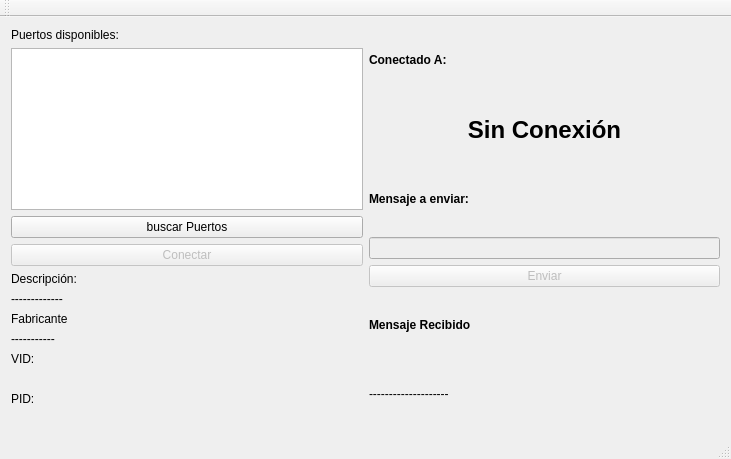
Old version of the form mainwindow.ui in the repository omarCamargo/serialPortQt.
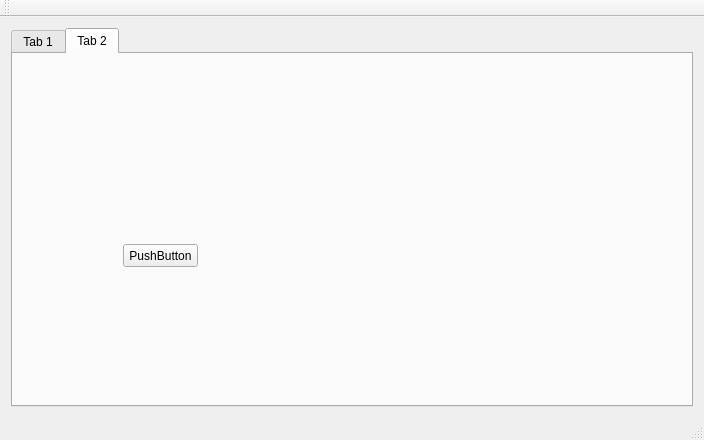
New version of the form.

Commit message: nwe button added to the second tab

The edit to the form file:
```diff
--- a/mainwindow.ui
+++ b/mainwindow.ui
@@ -6,8 +6,8 @@
    <rect>
     <x>0</x>
     <y>0</y>
-    <width>731</width>
-    <height>459</height>
+    <width>704</width>
+    <height>440</height>
    </rect>
   </property>
   <property name="windowTitle">
@@ -16,6 +16,14 @@
   <widget class="QWidget" name="centralWidget">
    <layout class="QHBoxLayout" name="horizontalLayout_2">
     <item>
+     <widget class="QTabWidget" name="tabWidget">
+      <property name="currentIndex">
+       <number>1</number>
+      </property>
+      <widget class="QWidget" name="tab">
+       <attribute name="title">
+        <string>Tab 1</string>
+       </attribute>
      <layout class="QHBoxLayout" name="horizontalLayout">
       <item>
        <layout class="QVBoxLayout" name="verticalLayout_2">
@@ -199,6 +207,26 @@
        </layout>
       </item>
      </layout>
+      </widget>
+      <widget class="QWidget" name="tab_2">
+       <attribute name="title">
+        <string>Tab 2</string>
+       </attribute>
+       <widget class="QPushButton" name="pushButton">
+        <property name="geometry">
+         <rect>
+          <x>110</x>
+          <y>190</y>
+          <width>75</width>
+          <height>23</height>
+         </rect>
+        </property>
+        <property name="text">
+         <string>PushButton</string>
+        </property>
+       </widget>
+      </widget>
+     </widget>
     </item>
    </layout>
    <zorder></zorder>
```
Left out of the diff: 5 changed lines with no effect on the pictures. Lines whose indentation alone changed are shown as unchanged. The commit also changes 1 other file.
